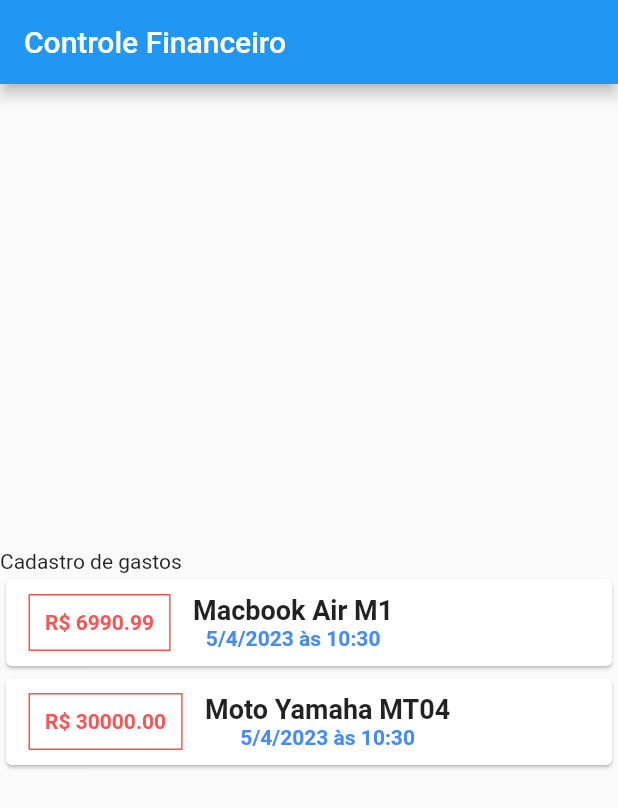
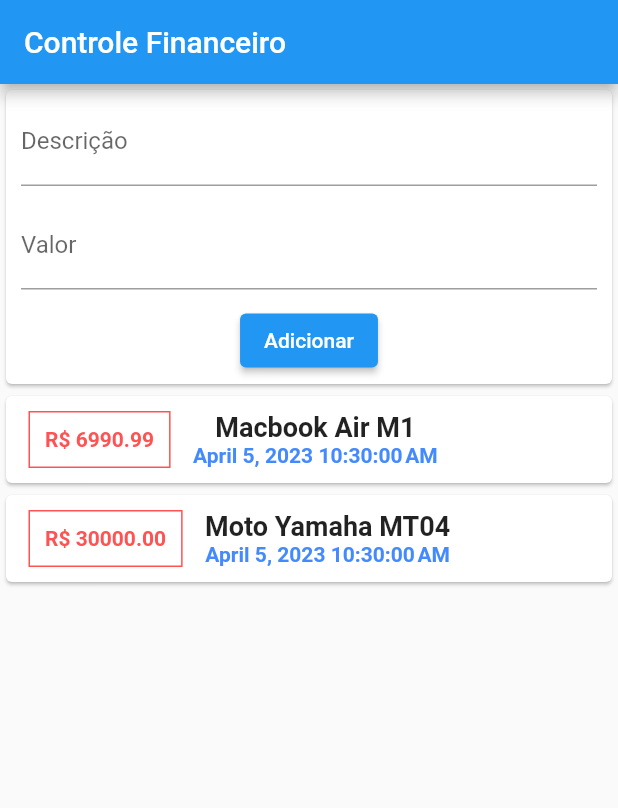
Before and after one commit to caiofers/flutter_financial_control, a Flutter app: the screen it shows after launch, on a phone screen of 412 x 824 dp. Shown: the top 808 px of the screen. Run offline on Flutter 3.47's test engine with Material 2 defaults, Android fonts, the phone set to English and light mode, and no system bars.

Commit message:
Layout para adicionar transações financeiras

```diff
--- a/lib/financial_transactions_widget.dart
+++ b/lib/financial_transactions_widget.dart
@@ -1,5 +1,6 @@
 import 'package:flutter/material.dart';
 import './model/financial_transaction.dart';
+import 'package:intl/intl.dart';
 
 class FinancialTransactionsWidget extends StatefulWidget {
   const FinancialTransactionsWidget({super.key});
@@ -42,7 +43,7 @@ class _FinancialTransactionsWidgetState
                       fontSize: 18, fontWeight: FontWeight.bold),
                 ),
                 Text(
-                  "${transaction.date.toLocal().day}/${transaction.date.toLocal().month}/${transaction.date.toLocal().year} às ${transaction.date.toLocal().hour}:${transaction.date.toLocal().minute}",
+                  DateFormat().format(transaction.date),
                   style: const TextStyle(
                       fontSize: 14,
                       fontWeight: FontWeight.bold,
--- a/lib/main.dart
+++ b/lib/main.dart
@@ -1,5 +1,6 @@
 import 'package:flutter/material.dart';
 import 'package:flutter_financial_control/financial_transactions_widget.dart';
+import 'package:flutter_financial_control/transaction_register_widget.dart';
 
 void main() {
   runApp(const FinancialControlApp());
@@ -27,10 +28,9 @@ class _HomePageState extends State<HomePage> {
     return Scaffold(
       appBar: AppBar(title: const Text("Controle Financeiro")),
       body: Column(
-        mainAxisAlignment: MainAxisAlignment.center,
         crossAxisAlignment: CrossAxisAlignment.stretch,
         children: const [
-          Text("Cadastro de gastos"),
+          TransactionRegisterWidget(),
           FinancialTransactionsWidget()
         ],
       ),
--- /dev/null
+++ b/lib/transaction_register_widget.dart
@@ -0,0 +1,27 @@
+import 'package:flutter/material.dart';
+
+class TransactionRegisterWidget extends StatelessWidget {
+  const TransactionRegisterWidget({super.key});
+
+  @override
+  Widget build(BuildContext context) {
+    return Card(
+      child: Column(children: [
+        Padding(
+            child: TextField(
+              decoration: InputDecoration(labelText: "Descrição"),
+            ),
+            padding: EdgeInsets.symmetric(vertical: 5, horizontal: 10)),
+        Padding(
+            child: TextField(
+              decoration: InputDecoration(labelText: "Valor"),
+              keyboardType: TextInputType.number,
+            ),
+            padding: EdgeInsets.symmetric(vertical: 5, horizontal: 10)),
+        Padding(
+            child: ElevatedButton(onPressed: () {}, child: Text("Adicionar")),
+            padding: EdgeInsets.symmetric(vertical: 5, horizontal: 10)),
+      ]),
+    );
+  }
+}
--- a/pubspec.yaml
+++ b/pubspec.yaml
@@ -31,6 +31,7 @@ environment:
 dependencies:
   flutter:
     sdk: flutter
+  intl: ^0.18.0
 
 
   # The following adds the Cupertino Icons font to your application.
```
Also changed, not shown: pubspec.lock.
